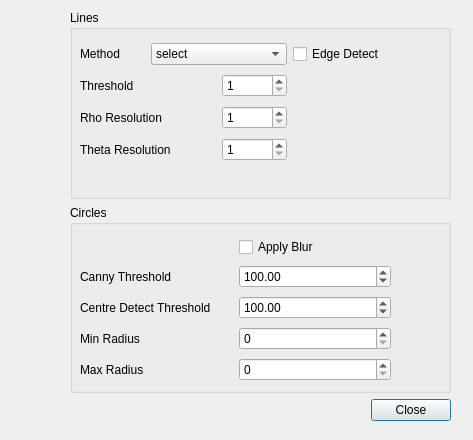
Before: the Qt Designer form Dialogs/houghdialog.ui in ai-bites/ocvGUI, drawn with Qt 5.
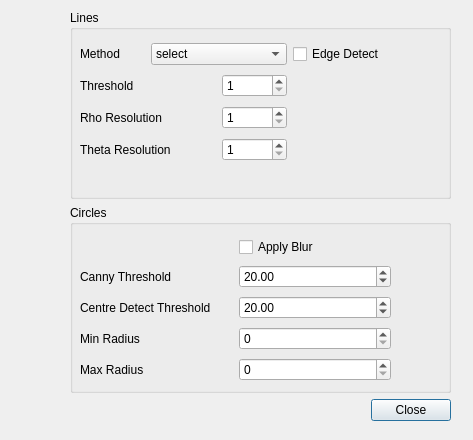
After: the same form once the commit is applied.

The edit to the form file:
```diff
--- a/Dialogs/houghdialog.ui
+++ b/Dialogs/houghdialog.ui
@@ -164,7 +164,7 @@
            <double>0.500000000000000</double>
           </property>
           <property name="value">
-           <double>100.000000000000000</double>
+           <double>20.000000000000000</double>
           </property>
          </widget>
         </item>
@@ -187,7 +187,7 @@
            <double>0.500000000000000</double>
           </property>
           <property name="value">
-           <double>100.000000000000000</double>
+           <double>20.000000000000000</double>
           </property>
          </widget>
         </item>
```
